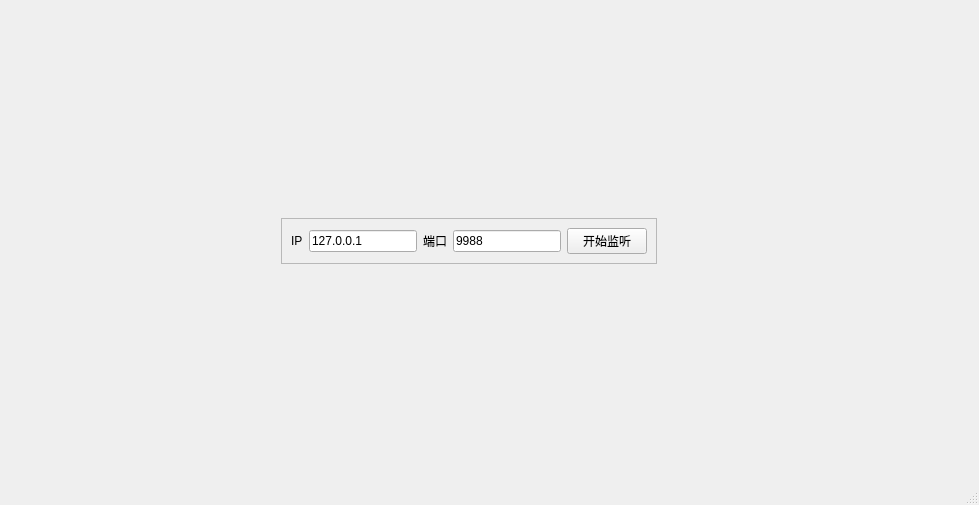
Qt form tcp_file_thread_demo/server/mainwindow.ui (newsb/qtdemo) before a commit.
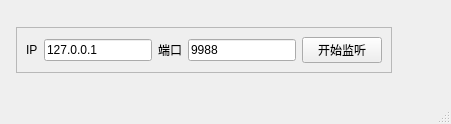
The same form after that commit.

Diff of the .ui file:
```diff
--- a/tcp_file_thread_demo/server/mainwindow.ui
+++ b/tcp_file_thread_demo/server/mainwindow.ui
@@ -6,8 +6,8 @@
    <rect>
     <x>0</x>
     <y>0</y>
-    <width>979</width>
-    <height>505</height>
+    <width>451</width>
+    <height>124</height>
    </rect>
   </property>
   <property name="windowTitle">
```
Left out of the diff: 2 changed lines with no effect on the pictures.
